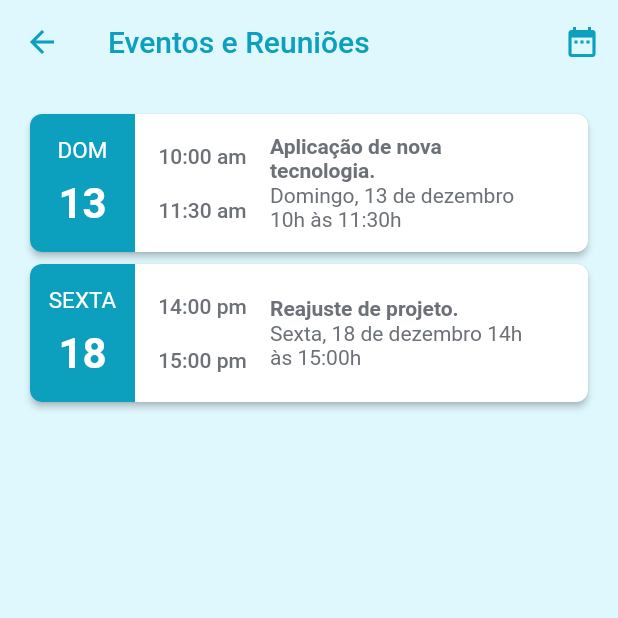
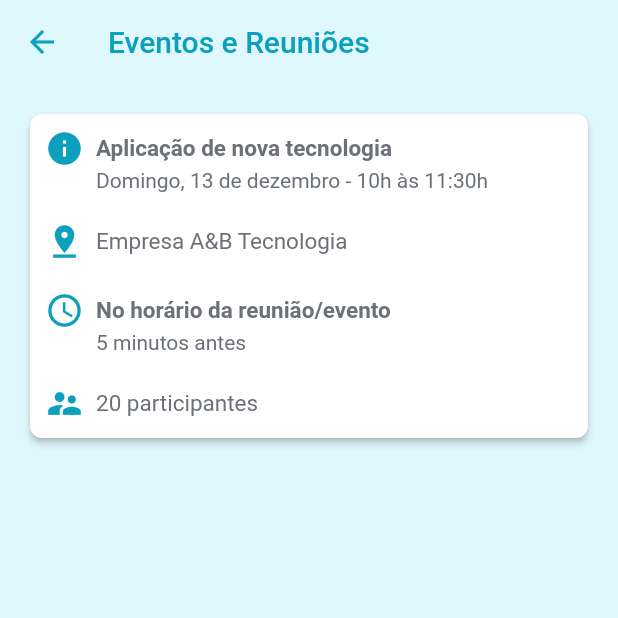
Before and after one commit to guischpor/app_rh, a Flutter app: the EventosReunioesScreen screen opened by its route, after a tap on "DOM", on a phone screen of 412 x 824 dp, the top half of it. Run offline on Flutter 3.47's test engine with Material 2 defaults, Android fonts, the phone set to English and light mode, and no system bars; missing offline and left inert: dart:ffi.

Commit message:
build page/card/info reuniao e evento

```diff
--- a/lib/routes/routes.dart
+++ b/lib/routes/routes.dart
@@ -8,6 +8,7 @@ import 'package:app_rh/screens/ferias_folgas_screen.dart';
 import 'package:app_rh/screens/first_screen.dart';
 import 'package:app_rh/screens/holerites_emitidos_screen.dart';
 import 'package:app_rh/screens/home_screen.dart';
+import 'package:app_rh/screens/info_evento_reuniao_screen.dart';
 import 'package:app_rh/screens/login_screen.dart';
 import 'package:app_rh/screens/marcador_ponto_screen.dart';
 import 'package:app_rh/screens/menu_screen.dart';
@@ -38,4 +39,5 @@ final routes = <String, WidgetBuilder>{
   'envio_documentos': (BuildContext context) => EnvioDocScreen(),
   'contatos_uteis': (BuildContext context) => ContatosUteisScreen(),
   'meu_perfil': (BuildContext context) => MeuPerfilScreen(),
+  'info_evento_reuniao': (BuildContext context) => InfoEventoReuniaoScreen(),
 };
--- a/lib/screens/eventos_reunioes_screen.dart
+++ b/lib/screens/eventos_reunioes_screen.dart
@@ -42,8 +42,8 @@ class _EventosReunioesScreenState extends State<EventosReunioesScreen> {
               );
 
               if (data != null) {
-                  final datapt = DateFormat(DateFormat.YEAR_MONTH_DAY, 'pt_Br')
-                      .format(data);
+                final datapt =
+                    DateFormat(DateFormat.YEAR_MONTH_DAY, 'pt_Br').format(data);
                 print(datapt);
               }
             },
@@ -61,7 +61,7 @@ class _EventosReunioesScreenState extends State<EventosReunioesScreen> {
               lastHour: '11:30 am',
               nameEvent: 'Aplicação de nova tecnologia.',
               description: 'Domingo, 13 de dezembro 10h às 11:30h ',
-                onTap: () => {},
+              onTap: _routeInfoEventoReuniaoScreen,
             ),
             CardEventoReuniao(
               diaSemana: 'sexta',
@@ -74,6 +74,11 @@ class _EventosReunioesScreenState extends State<EventosReunioesScreen> {
             ),
           ],
         ),
-        ));
+      ),
+    );
+  }
+
+  void _routeInfoEventoReuniaoScreen() async {
+    Navigator.pushNamed(context, 'info_evento_reuniao');
   }
 }
--- /dev/null
+++ b/lib/screens/info_evento_reuniao_screen.dart
@@ -0,0 +1,41 @@
+import 'package:app_rh/styles/styles.dart';
+import 'package:app_rh/widgets/card_info_evento.dart';
+import 'package:flutter/material.dart';
+
+class InfoEventoReuniaoScreen extends StatefulWidget {
+  @override
+  _InfoEventoReuniaoScreenState createState() =>
+      _InfoEventoReuniaoScreenState();
+}
+
+class _InfoEventoReuniaoScreenState extends State<InfoEventoReuniaoScreen> {
+  final styles = Styles();
+  @override
+  Widget build(BuildContext context) {
+    return Scaffold(
+      backgroundColor: styles.backgroundScreens,
+      appBar: AppBar(
+        title: Text(
+          "Eventos e Reuniões",
+          style: TextStyle(color: styles.textColorBlue),
+        ),
+        backgroundColor: Colors.transparent,
+        shadowColor: Colors.transparent,
+        iconTheme: IconThemeData(color: styles.textColorBlue),
+      ),
+      body: Container(
+          padding: EdgeInsets.all(16),
+          child: ListView(
+            children: <Widget>[
+              CardInfoEventoReuniao(
+                titleEvent: "Aplicação de nova tecnologia",
+                hour: 'Domingo, 13 de dezembro - 10h às 11:30h',
+                empresa: 'Empresa A&B Tecnologia',
+                time: '5 minutos antes',
+                participante: '20',
+              ),
+            ],
+          )),
+    );
+  }
+}
--- /dev/null
+++ b/lib/widgets/card_info_evento.dart
@@ -0,0 +1,163 @@
+import 'package:app_rh/styles/styles.dart';
+import 'package:flutter/material.dart';
+
+class CardInfoEventoReuniao extends StatelessWidget {
+  final String titleEvent;
+  final String hour;
+  final String empresa;
+  final String time;
+  final String participante;
+
+  CardInfoEventoReuniao({
+    this.titleEvent,
+    this.hour,
+    this.empresa,
+    this.time,
+    this.participante,
+  });
+
+  final styles = Styles();
+
+  @override
+  Widget build(BuildContext context) {
+    return SizedBox(
+      width: 300,
+      child: Card(
+        elevation: 2.0,
+        shape: RoundedRectangleBorder(
+          borderRadius: BorderRadius.circular(8),
+        ),
+        child: Padding(
+          padding: const EdgeInsets.all(10),
+          child: Column(
+            //mainAxisAlignment: MainAxisAlignment.start,
+            //crossAxisAlignment: CrossAxisAlignment.start,
+            children: [
+              Column(
+                crossAxisAlignment: CrossAxisAlignment.start,
+                children: [
+                  Row(
+                    children: [
+                      Icon(
+                        Icons.info,
+                        size: 26,
+                        color: styles.iconColorBlue,
+                      ),
+                      Container(
+                        margin: EdgeInsets.only(left: 8),
+                        child: Text(
+                          titleEvent,
+                          style: TextStyle(
+                            color: styles.textColorGrey,
+                            fontSize: 15,
+                            fontWeight: FontWeight.bold,
+                          ),
+                        ),
+                      ),
+                    ],
+                  ),
+                  Container(
+                    margin: EdgeInsets.only(left: 34),
+                    child: Text(
+                      hour,
+                      style: TextStyle(
+                        color: styles.textColorGrey,
+                        fontSize: 14,
+                        //fontWeight: FontWeight.bold,
+                      ),
+                    ),
+                  ),
+                ],
+              ),
+              Container(
+                margin: EdgeInsets.only(top: 20),
+                child: Row(
+                  children: [
+                    Icon(
+                      Icons.pin_drop,
+                      size: 26,
+                      color: styles.iconColorBlue,
+                    ),
+                    Container(
+                      margin: EdgeInsets.only(left: 8),
+                      child: Text(
+                        empresa,
+                        style: TextStyle(
+                          color: styles.textColorGrey,
+                          fontSize: 15,
+                          fontWeight: FontWeight.w400,
+                        ),
+                      ),
+                    ),
+                  ],
+                ),
+              ),
+              Container(
+                margin: EdgeInsets.only(top: 20),
+                child: Column(
+                  crossAxisAlignment: CrossAxisAlignment.start,
+                  children: [
+                    Row(
+                      children: [
+                        Icon(
+                          Icons.access_time,
+                          size: 26,
+                          color: styles.iconColorBlue,
+                        ),
+                        Container(
+                          margin: EdgeInsets.only(left: 8),
+                          child: Text(
+                            'No horário da reunião/evento',
+                            style: TextStyle(
+                              color: styles.textColorGrey,
+                              fontSize: 15,
+                              fontWeight: FontWeight.bold,
+                            ),
+                          ),
+                        ),
+                      ],
+                    ),
+                    Container(
+                      margin: EdgeInsets.only(left: 34),
+                      child: Text(
+                        time,
+                        style: TextStyle(
+                          color: styles.textColorGrey,
+                          fontSize: 14,
+                          //fontWeight: FontWeight.bold,
+                        ),
+                      ),
+                    ),
+                  ],
+                ),
+              ),
+              Container(
+                margin: EdgeInsets.only(top: 20),
+                child: Row(
+                  children: [
+                    Icon(
+                      Icons.supervisor_account,
+                      size: 26,
+                      color: styles.iconColorBlue,
+                    ),
+                    Container(
+                      margin: EdgeInsets.only(left: 8),
+                      child: Text(
+                        "$participante participantes",
+                        style: TextStyle(
+                          color: styles.textColorGrey,
+                          fontSize: 15,
+                          fontWeight: FontWeight.w400,
+                        ),
+                      ),
+                    ),
+                  ],
+                ),
+              ),
+            ],
+          ),
+        ),
+      ),
+    );
+  }
+}
```
Also changed, not shown: lib/widgets/card_event_reuniao.dart (+4 -3 lines), 1 other file. Lines whose indentation alone changed are shown as unchanged.
